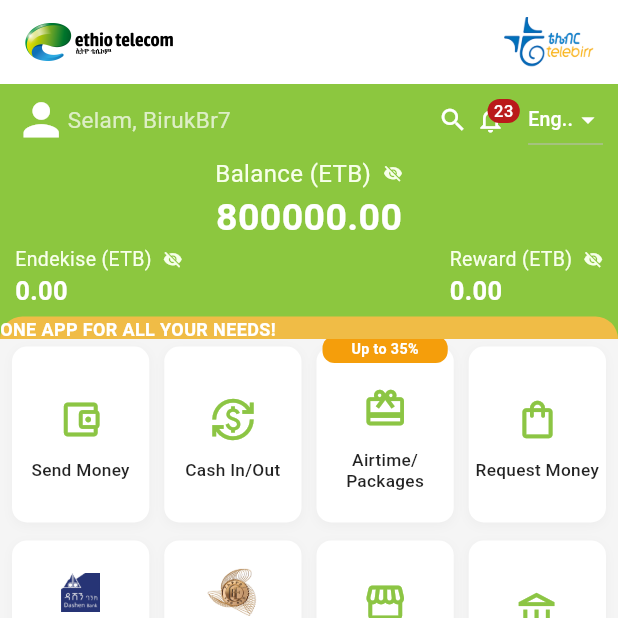
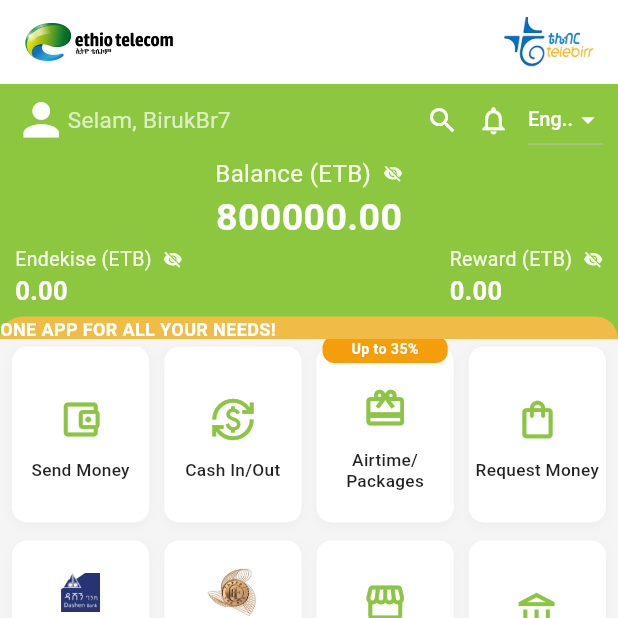
Before and after one commit to birukbr7/Telebirr-clone-by-biruk, a Flutter app: the screen it shows after launch, on a phone screen of 412 x 824 dp, the top half of it. Run offline on Flutter 3.47's test engine with Material 3 defaults, Android fonts, the phone set to English and light mode, and no system bars; drawn by our look-alikes of carousel_slider, dots_indicator, marquee; our stand-ins replace font_awesome_flutter, google_fonts.

Commit message:
Update notification_area.dart

```diff
--- a/lib/widgets/notification_area.dart
+++ b/lib/widgets/notification_area.dart
@@ -11,25 +11,22 @@ class NotificationArea extends StatelessWidget {
     return const Row(
       children: [
         Padding(
-          padding: EdgeInsets.only(right: 5.0),
+          padding: EdgeInsets.only(right: 12.0),
           child: Icon(
             Icons.search,
             color: Colors.white,
-            size: 20,
+            size: 22,
           ),
         ),
         Padding(
-          padding: EdgeInsets.only(right: 15),
-          child: Badge(
-            label: Text('23'),
-            child: Icon(
-              Icons.notifications_none_outlined,
-              color: Colors.white,
-              size: 20,
-            ),
+          padding: EdgeInsets.only(right: 12.0),
+          child: Icon(
+            Icons.notifications_none_outlined,
+            color: Colors.white,
+            size: 22,
           ),
         ),
-        DropDownLang()
+        DropDownLang(),
       ],
     );
   }
```
